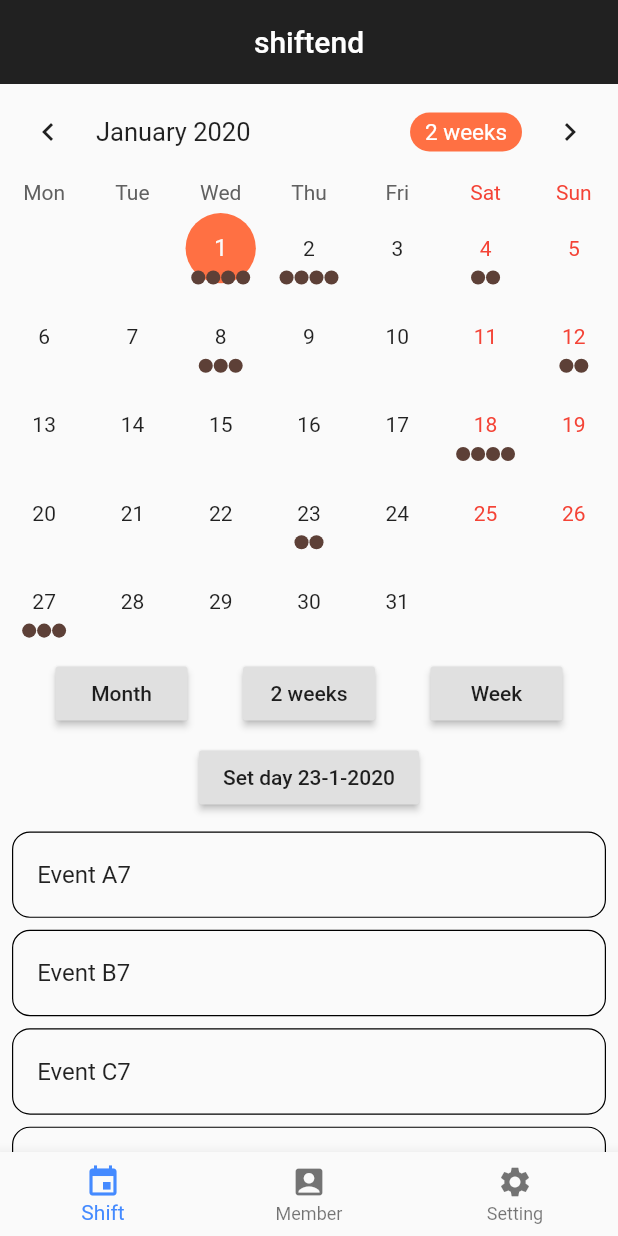
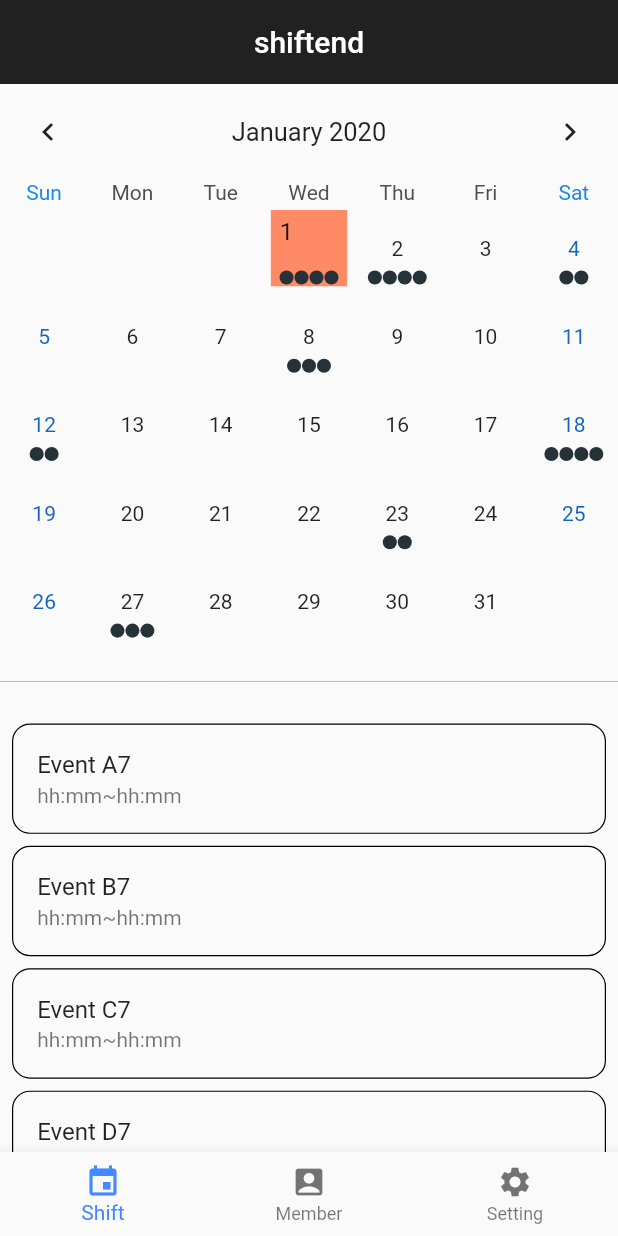
Before and after one commit to WMKisaragi/shiftend-pre, a Flutter app: the screen it shows after launch, on a phone screen of 412 x 824 dp. Run offline on Flutter 3.47's test engine with Material 2 defaults, Android fonts, the phone set to English and light mode, and no system bars; drawn by our look-alikes of table_calendar.

Commit message:
save point

```diff
--- a/lib/calendar.dart
+++ b/lib/calendar.dart
@@ -1,5 +1,4 @@
 import 'package:flutter/material.dart';
-//import 'package:intl/date_symbol_data_local.dart';
 import 'package:table_calendar/table_calendar.dart';
 
 // Example holidays
@@ -31,15 +30,16 @@ class _CalendarState extends State<Calendar> with TickerProviderStateMixin {
     super.initState();
     final _selectedDay = DateTime.now();
 
+
     _events = {
-      _selectedDay.subtract(Duration(days: 30)): ['Event A0', 'Event B0', 'Event C0'],
+      DateTime(2020,9,4,0,0,0,0,0): ['my birthday'],
       _selectedDay.subtract(Duration(days: 27)): ['Event A1'],
       _selectedDay.subtract(Duration(days: 20)): ['Event A2', 'Event B2', 'Event C2', 'Event D2'],
       _selectedDay.subtract(Duration(days: 16)): ['Event A3', 'Event B3'],
       _selectedDay.subtract(Duration(days: 10)): ['Event A4', 'Event B4', 'Event C4'],
       _selectedDay.subtract(Duration(days: 4)): ['Event A5', 'Event B5', 'Event C5'],
       _selectedDay.subtract(Duration(days: 2)): ['Event A6', 'Event B6'],
-      _selectedDay: ['Event A7', 'Event B7', 'Event C7', 'Event D7'],
+      //_selectedDay: ['Event A7', 'Event B7', 'Event C7', 'Event D7'],
       _selectedDay.add(Duration(days: 1)): ['Event A8', 'Event B8', 'Event C8', 'Event D8'],
       _selectedDay.add(Duration(days: 3)): Set.from(['Event A9', 'Event A9', 'Event B9']).toList(),
       _selectedDay.add(Duration(days: 7)): ['Event A10', 'Event B10', 'Event C10'],
@@ -48,6 +48,10 @@ class _CalendarState extends State<Calendar> with TickerProviderStateMixin {
       _selectedDay.add(Duration(days: 22)): ['Event A13', 'Event B13'],
       _selectedDay.add(Duration(days: 26)): ['Event A14', 'Event B14', 'Event C14'],
     };
+
+    //add event
+    _events[_selectedDay]=['Event A7', 'Event B7', 'Event C7', 'Event D7'];
+    _events[_selectedDay].add('test');
 
     _selectedEvents = _events[_selectedDay] ?? [];
     _calendarController = CalendarController();
@@ -85,8 +89,8 @@ class _CalendarState extends State<Calendar> with TickerProviderStateMixin {
         children: <Widget>[
           // Switch out 2 lines below to play with TableCalendar's settings
           //-----------------------
-          _buildTableCalendar(),
-          // _buildTableCalendarWithBuilders(),
+          //_buildTableCalendar(),
+          _buildTableCalendarWithBuilders(),
           const SizedBox(height: 8.0),
           _buildButtons(),
           const SizedBox(height: 8.0),
@@ -96,34 +100,34 @@ class _CalendarState extends State<Calendar> with TickerProviderStateMixin {
   }
 
   // Simple TableCalendar configuration (using Styles)
-  Widget _buildTableCalendar() {
-    return TableCalendar(
-      calendarController: _calendarController,
-      events: _events,
-      holidays: _holidays,
-      startingDayOfWeek: StartingDayOfWeek.monday,
-      calendarStyle: CalendarStyle(
-        selectedColor: Colors.deepOrange[400],
-        todayColor: Colors.deepOrange[200],
-        markersColor: Colors.brown[700],
-        outsideDaysVisible: false,
-      ),
-      headerStyle: HeaderStyle(
-        formatButtonTextStyle: TextStyle().copyWith(color: Colors.white, fontSize: 15.0),
-        formatButtonDecoration: BoxDecoration(
-          color: Colors.deepOrange[400],
-          borderRadius: BorderRadius.circular(16.0),
-        ),
-      ),
-      onDaySelected: _onDaySelected,
-      onVisibleDaysChanged: _onVisibleDaysChanged,
-    );
-  }
+//  Widget _buildTableCalendar() {
+//    return TableCalendar(
+//      calendarController: _calendarController,
+//      events: _events,
+//      holidays: _holidays,
+//      startingDayOfWeek: StartingDayOfWeek.monday,
+//      calendarStyle: CalendarStyle(
+//        selectedColor: Colors.deepOrange[400],
+//        todayColor: Colors.deepOrange[200],
+//        markersColor: Colors.brown[700],
+//        outsideDaysVisible: false,
+//      ),
+//      headerStyle: HeaderStyle(
+//        formatButtonTextStyle: TextStyle().copyWith(color: Colors.white, fontSize: 15.0),
+//        formatButtonDecoration: BoxDecoration(
+//          color: Colors.deepOrange[400],
+//          borderRadius: BorderRadius.circular(16.0),
+//        ),
+//      ),
+//      onDaySelected: _onDaySelected,
+//      onVisibleDaysChanged: _onVisibleDaysChanged,
+//    );
+//  }
 
   // More advanced TableCalendar configuration (using Builders & Styles)
   Widget _buildTableCalendarWithBuilders() {
     return TableCalendar(
-      locale: 'pl_PL',
+      locale: 'en_US',
       calendarController: _calendarController,
       events: _events,
       holidays: _holidays,
@@ -203,6 +207,7 @@ class _CalendarState extends State<Calendar> with TickerProviderStateMixin {
           return children;
         },
       ),
+
       onDaySelected: (date, events) {
         _onDaySelected(date, events);
         _animationController.forward(from: 0.0);
@@ -247,49 +252,41 @@ class _CalendarState extends State<Calendar> with TickerProviderStateMixin {
 
     return Column(
       children: <Widget>[
-        Row(
-          mainAxisSize: MainAxisSize.max,
-          mainAxisAlignment: MainAxisAlignment.spaceEvenly,
-          children: <Widget>[
-            RaisedButton(
-              child: Text('Month'),
-              onPressed: () {
-                setState(() {
-                  _calendarController.setCalendarFormat(CalendarFormat.month);
-                });
-              },
-            ),
-            RaisedButton(
-              child: Text('2 weeks'),
-              onPressed: () {
-                setState(() {
-                  _calendarController.setCalendarFormat(CalendarFormat.twoWeeks);
-                });
-              },
-            ),
-            RaisedButton(
-              child: Text('Week'),
-              onPressed: () {
-                setState(() {
-                  _calendarController.setCalendarFormat(CalendarFormat.week);
-                });
-              },
-            ),
-          ],
-        ),
         const SizedBox(height: 8.0),
-        RaisedButton(
-          child: Text('Set day ${dateTime.day}-${dateTime.month}-${dateTime.year}'),
-          onPressed: () {
-            _calendarController.setSelectedDay(
-              DateTime(dateTime.year, dateTime.month, dateTime.day),
-              runCallback: true,
-            );
-          },
-        ),
+        Divider(color: Colors.black26,),
+        Card()
+//        RaisedButton(
+//          child: Text('Set day ${dateTime.day}-${dateTime.month}-${dateTime.year}'),
+//          onPressed: () {
+//            _calendarController.setSelectedDay(
+//              DateTime(dateTime.year, dateTime.month, dateTime.day),
+//              runCallback: true,
+//            );
+//          },
+//        ),
       ],
     );
   }
+
+//  Widget _buildEventList() {
+//    return ListView(
+//      children: _selectedEvents
+//          .map((event) => Container(
+//        decoration: BoxDecoration(
+//          border: Border.all(width: 0.8),
+//          borderRadius: BorderRadius.circular(12.0),
+//        ),
+//        margin: const EdgeInsets.symmetric(horizontal: 8.0, vertical: 4.0),
+//        child: ListTile(
+//          title: Text(event.toString()),
+////          subtitle: Text(),
+//          onTap: () => print('$_events'),
+////          onTap: () => print('$event tapped!'),
+//        ),
+//      ))
+//          .toList(),
+//    );
+//  }
 
   Widget _buildEventList() {
     return ListView(
@@ -302,6 +299,7 @@ class _CalendarState extends State<Calendar> with TickerProviderStateMixin {
         margin: const EdgeInsets.symmetric(horizontal: 8.0, vertical: 4.0),
         child: ListTile(
           title: Text(event.toString()),
+          subtitle: Text("hh:mm~hh:mm"),
           onTap: () => print('$event tapped!'),
         ),
       ))
```
